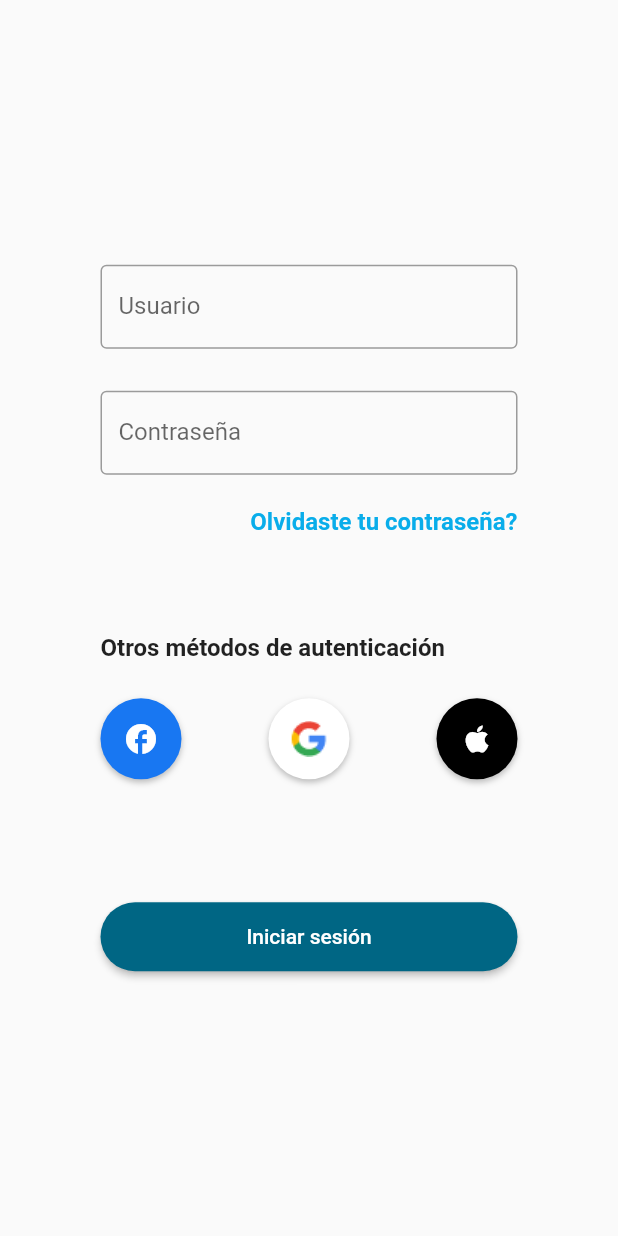
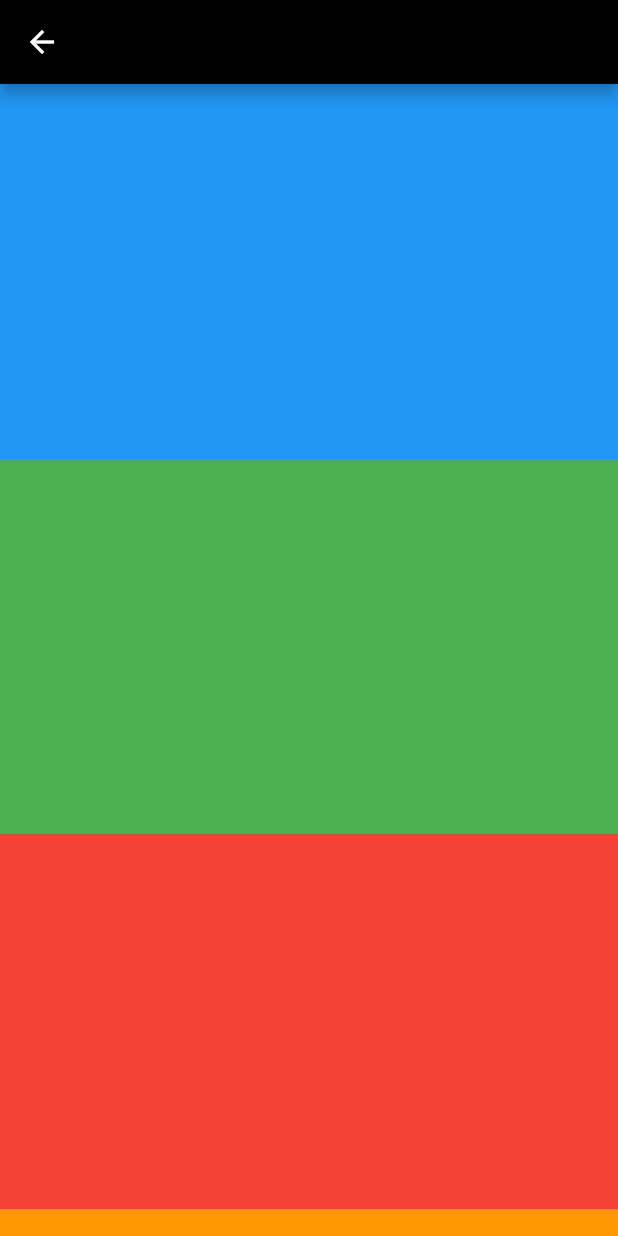
Before and after one commit to William3349/colocho_store-master, a Flutter app: the screen it shows after launch, after a tap on the "facebook" icon, on a phone screen of 412 x 824 dp. Run offline on Flutter 3.47's test engine with Material 2 defaults, Android fonts, the phone set to English and light mode, and no system bars.

Commit message:
Creacion de filas y columnas a colores google y facebook

```diff
--- /dev/null
+++ b/lib/column.dart
@@ -0,0 +1,40 @@
+import 'package:flutter/material.dart';
+
+class ColumnScreen extends StatelessWidget {
+  const ColumnScreen({Key? key}) : super(key: key);
+
+  @override
+  Widget build(BuildContext context) {
+    return Scaffold(
+      appBar: AppBar(),
+      body: ListView(
+        children: [
+          Column(
+            children: [
+              Container(
+                color: Colors.blue,
+                height: 250.0,
+              ),
+              Container(
+                color: Colors.green,
+                height: 250.0,
+              ),
+              Container(
+                color: Colors.red,
+                height: 250.0,
+              ),
+              Container(
+                color: Colors.orange,
+                height: 250.0,
+              ),
+              Container(
+                color: Colors.black,
+                height: 250.0,
+              )
+            ],
+          ),
+        ],
+      ),
+    );
+  }
+}
--- a/lib/login.dart
+++ b/lib/login.dart
@@ -1,3 +1,4 @@
+import 'package:colocho_store/column.dart';
 import 'package:colocho_store/home.dart';
 import 'package:flutter/material.dart';
 
@@ -90,7 +91,13 @@ class _LoginScreenState extends State<LoginScreen> {
                           padding: const EdgeInsets.all(6.0),
                           icon: const Icon(Icons.facebook),
                           color: Colors.white,
-                          onPressed: () {},
+                          onPressed: () {
+                            Navigator.push(
+                              context,
+                              MaterialPageRoute(
+                                  builder: (context) => const ColumnScreen()),
+                            );
+                          },
                         ),
                       ),
                       Ink(
@@ -113,7 +120,14 @@ class _LoginScreenState extends State<LoginScreen> {
                               image: AssetImage(
                                   'assets/images/icons/google_logo.png')),
                           color: Colors.black,
-                          onPressed: () {},
+                          onPressed: () {
+                            Navigator.push(
+                              context,
+                              MaterialPageRoute(
+                                  builder: (context) => const ColumnScreen()
+                                  ),
+                            );
+                          },
                         ),
                       ),
                       Ink(
```
Also changed, not shown: lib/row.dart (added, +40 -0 lines).
